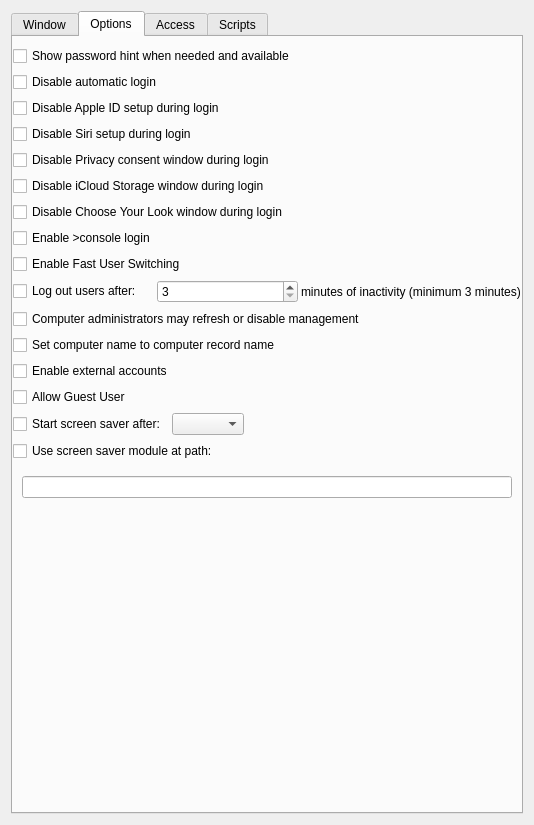
Old version of the form FWAdminLib/Configurator/LoginWindowForm.ui in the repository fw-dev/translations.
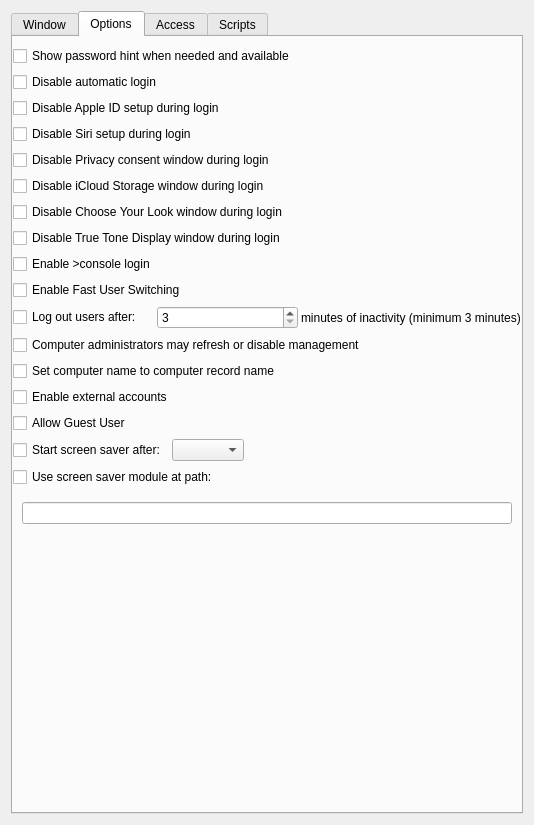
New version of the form. The open tabs and pages were chosen to show the change. Icons and pictures are not drawn.

What changed in the file:
```diff
--- a/FWAdminLib/Configurator/LoginWindowForm.ui
+++ b/FWAdminLib/Configurator/LoginWindowForm.ui
@@ -225,6 +225,13 @@
          </property>
         </widget>
        </item>
+       <item>
+        <widget class="QCheckBox" name="m_checkDisableTrueToneDuringLogin">
+         <property name="text">
+          <string>Disable True Tone Display window during login</string>
+         </property>
+        </widget>
+       </item>
        <item>
         <widget class="QCheckBox" name="m_checkEnableConsoleLogin">
          <property name="text">
```
